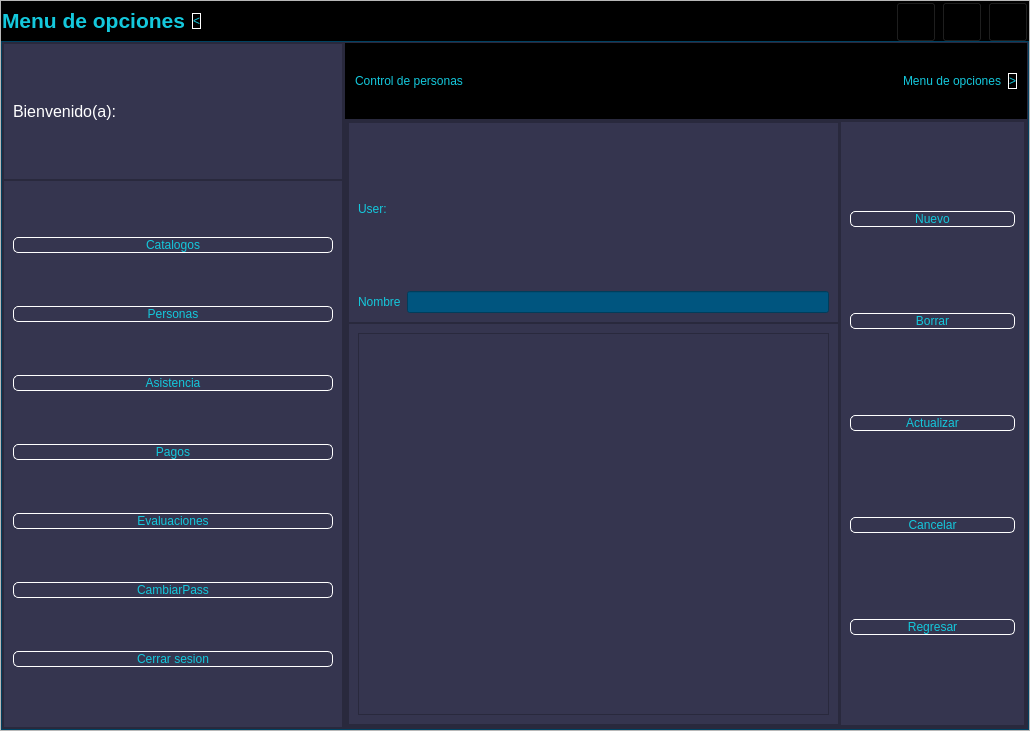
Before: the Qt Designer form PracticaC4_1/Gui/ControlWindows.ui in FaTeWendering/PracticaC4_1_admin_database, drawn with Qt 5.
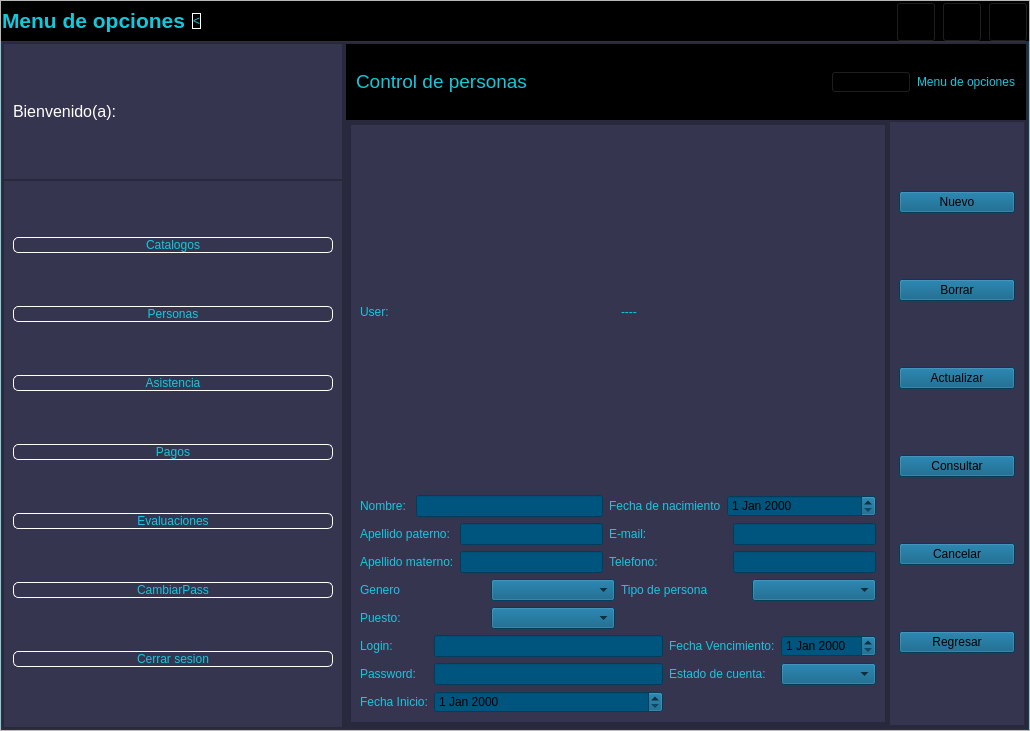
After: the same form once the commit is applied. The open tabs and pages were chosen to show the change. Icons and pictures are not drawn.

Commit message: Se añadio la pestaña de gestor de personas

Patch:
```diff
--- a/PracticaC4_1/Gui/ControlWindows.ui
+++ b/PracticaC4_1/Gui/ControlWindows.ui
@@ -574,75 +574,13 @@
                 </property>
                 <item>
                  <widget class="QFrame" name="frame_9">
-                  <property name="styleSheet">
-                   <string notr="true">background-color: rgb(0, 0, 0);</string>
-                  </property>
                   <property name="frameShape">
                    <enum>QFrame::StyledPanel</enum>
                   </property>
                   <property name="frameShadow">
                    <enum>QFrame::Raised</enum>
                   </property>
-                  <layout class="QHBoxLayout" name="horizontalLayout_4">
-                   <item>
-                    <widget class="QLabel" name="label_2">
-                     <property name="text">
-                      <string>Control de personas</string>
-                     </property>
-                    </widget>
-                   </item>
-                   <item>
-                    <spacer name="horizontalSpacer_5">
-                     <property name="orientation">
-                      <enum>Qt::Horizontal</enum>
-                     </property>
-                     <property name="sizeHint" stdset="0">
-                      <size>
-                       <width>239</width>
-                       <height>20</height>
-                      </size>
-                     </property>
-                    </spacer>
-                   </item>
-                   <item>
-                    <widget class="QLabel" name="label_3">
-                     <property name="text">
-                      <string>Menu de opciones</string>
-                     </property>
-                    </widget>
-                   </item>
-                   <item>
-                    <widget class="QPushButton" name="pushButton_7">
-                     <property name="styleSheet">
-                      <string notr="true">QPushButton{
-font: 87 12pt &quot;Arial Black&quot;;
-background-color:#000000ff;
-color: rgb(20, 200, 220);
-border-radius:5px;
-border: 1px solid white;
-}
-
-QPushButton:hover {
-    background-color: black;
-}</string>
-                     </property>
-                     <property name="text">
-                      <string>&gt;</string>
-                     </property>
-                    </widget>
-                   </item>
-                  </layout>
-                 </widget>
-                </item>
-                <item>
-                 <widget class="QFrame" name="frame_10">
-                  <property name="frameShape">
-                   <enum>QFrame::StyledPanel</enum>
-                  </property>
-                  <property name="frameShadow">
-                   <enum>QFrame::Raised</enum>
-                  </property>
-                  <layout class="QVBoxLayout" name="verticalLayout_8" stretch="0">
+                  <layout class="QVBoxLayout" name="verticalLayout_8" stretch="1,8">
                    <property name="spacing">
                     <number>0</number>
                    </property>
@@ -658,6 +596,55 @@
                    <property name="bottomMargin">
                     <number>0</number>
                    </property>
+                   <item>
+                    <widget class="QFrame" name="frame_10">
+                     <property name="styleSheet">
+                      <string notr="true">background-color: rgb(0, 0, 0);</string>
+                     </property>
+                     <property name="frameShape">
+                      <enum>QFrame::StyledPanel</enum>
+                     </property>
+                     <property name="frameShadow">
+                      <enum>QFrame::Raised</enum>
+                     </property>
+                     <layout class="QHBoxLayout" name="horizontalLayout_4">
+                      <item>
+                       <widget class="QLabel" name="label_2">
+                        <property name="text">
+                         <string>&lt;html&gt;&lt;head/&gt;&lt;body&gt;&lt;p&gt;&lt;span style=&quot; font-size:14pt;&quot;&gt;Control de personas&lt;/span&gt;&lt;/p&gt;&lt;/body&gt;&lt;/html&gt;</string>
+                        </property>
+                       </widget>
+                      </item>
+                      <item>
+                       <spacer name="horizontalSpacer_5">
+                        <property name="orientation">
+                         <enum>Qt::Horizontal</enum>
+                        </property>
+                        <property name="sizeHint" stdset="0">
+                         <size>
+                          <width>324</width>
+                          <height>20</height>
+                         </size>
+                        </property>
+                       </spacer>
+                      </item>
+                      <item>
+                       <widget class="QPushButton" name="pushButton_2">
+                        <property name="text">
+                         <string>&gt;</string>
+                        </property>
+                       </widget>
+                      </item>
+                      <item>
+                       <widget class="QLabel" name="label_3">
+                        <property name="text">
+                         <string>Menu de opciones</string>
+                        </property>
+                       </widget>
+                      </item>
+                     </layout>
+                    </widget>
+                   </item>
                    <item>
                     <widget class="QFrame" name="frame_11">
                      <property name="frameShape">
@@ -666,7 +653,7 @@
                      <property name="frameShadow">
                       <enum>QFrame::Raised</enum>
                      </property>
-                     <layout class="QHBoxLayout" name="horizontalLayout_5" stretch="8,3">
+                     <layout class="QHBoxLayout" name="horizontalLayout_5" stretch="8,2">
                       <property name="spacing">
                        <number>0</number>
                       </property>
@@ -690,7 +677,7 @@
                         <property name="frameShadow">
                          <enum>QFrame::Raised</enum>
                         </property>
-                        <layout class="QVBoxLayout" name="verticalLayout_11" stretch="4,8">
+                        <layout class="QHBoxLayout" name="horizontalLayout_8">
                          <property name="spacing">
                           <number>0</number>
                          </property>
@@ -707,51 +694,390 @@
                           <number>0</number>
                          </property>
                          <item>
-                          <widget class="QFrame" name="frame_18">
-                           <property name="frameShape">
-                            <enum>QFrame::StyledPanel</enum>
-                           </property>
-                           <property name="frameShadow">
-                            <enum>QFrame::Raised</enum>
-                           </property>
-                           <layout class="QVBoxLayout" name="verticalLayout_13">
-                            <item>
-                             <widget class="QLabel" name="label_4">
-                              <property name="text">
-                               <string>User:</string>
-                              </property>
-                             </widget>
-                            </item>
-                            <item>
-                             <layout class="QHBoxLayout" name="horizontalLayout_8">
-                              <item>
-                               <widget class="QLabel" name="label_5">
-                                <property name="text">
-                                 <string>Nombre</string>
+                          <widget class="QStackedWidget" name="stackedWidget_personas">
+                           <widget class="QWidget" name="personas_page_consulta">
+                            <layout class="QHBoxLayout" name="horizontalLayout_9">
+                             <property name="spacing">
+                              <number>0</number>
+                             </property>
+                             <property name="leftMargin">
+                              <number>0</number>
+                             </property>
+                             <property name="topMargin">
+                              <number>0</number>
+                             </property>
+                             <property name="rightMargin">
+                              <number>0</number>
+                             </property>
+                             <property name="bottomMargin">
+                              <number>0</number>
+                             </property>
+                             <item>
+                              <widget class="QFrame" name="frame_18">
+                               <property name="frameShape">
+                                <enum>QFrame::StyledPanel</enum>
+                               </property>
+                               <property name="frameShadow">
+                                <enum>QFrame::Raised</enum>
+                               </property>
+                               <layout class="QVBoxLayout" name="verticalLayout_12" stretch="1,8">
+                                <property name="spacing">
+                                 <number>0</number>
                                 </property>
-                               </widget>
-                              </item>
-                              <item>
-                               <widget class="QLineEdit" name="lineEdit"/>
-                              </item>
-                             </layout>
-                            </item>
-                           </layout>
-                          </widget>
-                         </item>
-                         <item>
-                          <widget class="QFrame" name="frame_19">
-                           <property name="frameShape">
-                            <enum>QFrame::StyledPanel</enum>
-                           </property>
-                           <property name="frameShadow">
-                            <enum>QFrame::Raised</enum>
-                           </property>
-                           <layout class="QHBoxLayout" name="horizontalLayout_9">
-                            <item>
-                             <widget class="QTableWidget" name="tableWidget"/>
-                            </item>
-                           </layout>
+                                <property name="leftMargin">
+                                 <number>0</number>
+                                </property>
+                                <property name="topMargin">
+                                 <number>0</number>
+                                </property>
+                                <property name="rightMargin">
+                                 <number>0</number>
+                                </property>
+                                <property name="bottomMargin">
+                                 <number>0</number>
+                                </property>
+                                <item>
+                                 <widget class="QFrame" name="frame_19">
+                                  <property name="frameShape">
+                                   <enum>QFrame::StyledPanel</enum>
+                                  </property>
+                                  <property name="frameShadow">
+                                   <enum>QFrame::Raised</enum>
+                                  </property>
+                                  <layout class="QHBoxLayout" name="horizontalLayout_27">
+                                   <item>
+                                    <widget class="QLabel" name="label_4">
+                                     <property name="text">
+                                      <string>Filtrar por nombre:</string>
+                                     </property>
+                                    </widget>
+                                   </item>
+                                   <item>
+                                    <widget class="QLineEdit" name="filtro_personas_nombre"/>
+                                   </item>
+                                   <item>
+                                    <spacer name="horizontalSpacer_8">
+                                     <property name="orientation">
+                                      <enum>Qt::Horizontal</enum>
+                                     </property>
+                                     <property name="sizeHint" stdset="0">
+                                      <size>
+                                       <width>58</width>
+                                       <height>20</height>
+                                      </size>
+                                     </property>
+                                    </spacer>
+                                   </item>
+                                   <item>
+                                    <widget class="QLabel" name="label_5">
+                                     <property name="text">
+                                      <string>Tipo de persona</string>
+                                     </property>
+                                    </widget>
+                                   </item>
+                                   <item>
+                                    <widget class="QComboBox" name="filtro_personas_tipo"/>
+                                   </item>
+                                  </layout>
+                                 </widget>
+                                </item>
+                                <item>
+                                 <widget class="QFrame" name="frame_28">
+                                  <property name="frameShape">
+                                   <enum>QFrame::StyledPanel</enum>
+                                  </property>
+                                  <property name="frameShadow">
+                                   <enum>QFrame::Raised</enum>
+                                  </property>
+                                  <layout class="QHBoxLayout" name="horizontalLayout_28">
+                                   <property name="spacing">
+                                    <number>0</number>
+                                   </property>
+                                   <property name="leftMargin">
+                                    <number>0</number>
+                                   </property>
+                                   <property name="topMargin">
+                                    <number>0</number>
+                                   </property>
+                                   <property name="rightMargin">
+                                    <number>0</number>
+                                   </property>
+                                   <property name="bottomMargin">
+                                    <number>0</number>
+                                   </property>
+                                   <item>
+                                    <widget class="QTableWidget" name="tabla_personas"/>
+                                   </item>
+                                  </layout>
+                                 </widget>
+                                </item>
+                               </layout>
+                              </widget>
+                             </item>
+                            </layout>
+                           </widget>
+                           <widget class="QWidget" name="personas_page_formulario">
+                            <layout class="QHBoxLayout" name="horizontalLayout_29">
+                             <property name="spacing">
+                              <number>0</number>
+                             </property>
+                             <property name="leftMargin">
+                              <number>0</number>
+                             </property>
+                             <property name="topMargin">
+                              <number>0</number>
+                             </property>
+                             <property name="rightMargin">
+                              <number>0</number>
+                             </property>
+                             <property name="bottomMargin">
+                              <number>0</number>
+                             </property>
+                             <item>
+                              <widget class="QFrame" name="frame_29">
+                               <property name="frameShape">
+                                <enum>QFrame::StyledPanel</enum>
+                               </property>
+                               <property name="frameShadow">
+                                <enum>QFrame::Raised</enum>
+                               </property>
+                               <layout class="QHBoxLayout" name="horizontalLayout_30">
+                                <property name="spacing">
+                                 <number>0</number>
+                                </property>
+                                <property name="leftMargin">
+                                 <number>0</number>
+                                </property>
+                                <property name="topMargin">
+                                 <number>0</number>
+                                </property>
+                                <property name="rightMargin">
+                                 <number>0</number>
+                                </property>
+                                <property name="bottomMargin">
+                                 <number>0</number>
+                                </property>
+                                <item>
+                                 <widget class="QScrollArea" name="scrollArea">
+                                  <property name="widgetResizable">
+                                   <bool>true</bool>
+                                  </property>
+                                  <widget class="QWidget" name="scrollAreaWidgetContents">
+                                   <property name="geometry">
+                                    <rect>
+                                     <x>0</x>
+                                     <y>0</y>
+                                     <width>536</width>
+                                     <height>599</height>
+                                    </rect>
+                                   </property>
+                                   <layout class="QHBoxLayout" name="horizontalLayout_31">
+                                    <property name="spacing">
+                                     <number>0</number>
+                                    </property>
+                                    <property name="leftMargin">
+                                     <number>0</number>
+                                    </property>
+                                    <property name="topMargin">
+                                     <number>0</number>
+                                    </property>
+                                    <property name="rightMargin">
+                                     <number>0</number>
+                                    </property>
+                                    <property name="bottomMargin">
+                                     <number>0</number>
+                                    </property>
+                                    <item>
+                                     <widget class="QFrame" name="frame_30">
+                                      <property name="frameShape">
+                                       <enum>QFrame::StyledPanel</enum>
+                                      </property>
+                                      <property name="frameShadow">
+                                       <enum>QFrame::Raised</enum>
+                                      </property>
+                                      <layout class="QVBoxLayout" name="verticalLayout_13">
+                                       <item>
+                                        <layout class="QHBoxLayout" name="horizontalLayout_32">
+                                         <item>
+                                          <widget class="QLabel" name="label_35">
+                                           <property name="text">
+                                            <string>User:</string>
+                                           </property>
+                                          </widget>
+                                         </item>
+                                         <item>
+                                          <widget class="QLabel" name="lbl_per_user_dinamico">
+                                           <property name="text">
+                                            <string>----</string>
+                                           </property>
+                                          </widget>
+                                         </item>
+                                        </layout>
+                                       </item>
+                                       <item>
+                                        <layout class="QGridLayout" name="gridLayout">
+                                         <item row="0" column="0">
+                                          <widget class="QLabel" name="label_21">
+                                           <property name="text">
+                                            <string>Nombre: </string>
+                                           </property>
+                                          </widget>
+                                         </item>
+                                         <item row="0" column="1" colspan="2">
+                                          <widget class="QLineEdit" name="txt_per_nombre"/>
+                                         </item>
+                                         <item row="0" column="3">
+                                          <widget class="QLabel" name="label_23">
+                                           <property name="text">
+                                            <string>Fecha de nacimiento</string>
+                                           </property>
+                                          </widget>
+                                         </item>
+                                         <item row="0" column="4" colspan="2">
+                                          <widget class="QDateEdit" name="date_per_fecnac"/>
+                                         </item>
+                                         <item row="1" column="0" colspan="2">
+                                          <widget class="QLabel" name="label_22">
+                                           <property name="text">
+                                            <string>Apellido paterno:</string>
+                                           </property>
+                                          </widget>
+                                         </item>
+                                         <item row="1" column="2">
+                                          <widget class="QLineEdit" name="txt_per_apepat"/>
+                                         </item>
+                                         <item row="1" column="3">
+                                          <widget class="QLabel" name="label_25">
+                                           <property name="text">
+                                            <string>E-mail:</string>
+                                           </property>
+                                          </widget>
+                                         </item>
+                                         <item row="1" column="5">
+                                          <widget class="QLineEdit" name="txt_per_email"/>
+                                         </item>
+                                         <item row="2" column="0" colspan="2">
+                                          <widget class="QLabel" name="label_24">
+                                           <property name="text">
+                                            <string>Apellido materno:</string>
+                                           </property>
+                                          </widget>
+                                         </item>
+                                         <item row="2" column="2">
+                                          <widget class="QLineEdit" name="txt_per_apemat"/>
+                                         </item>
+                                         <item row="2" column="3" colspan="2">
+                                          <widget class="QLabel" name="label_26">
+                                           <property name="text">
+                                            <string>Telefono:</string>
+                                           </property>
+                                          </widget>
+                                         </item>
+                                         <item row="2" column="5">
+                                          <widget class="QLineEdit" name="txt_per_telefono"/>
+                                         </item>
+                                        </layout>
+                                       </item>
+                                       <item>
+                                        <layout class="QGridLayout" name="gridLayout_2">
+                                         <item row="0" column="0">
+                                          <widget class="QLabel" name="label_27">
+                                           <property name="text">
+                                            <string>Genero</string>
+                                           </property>
+                                          </widget>
+                                         </item>
+                                         <item row="0" column="1">
+                                          <widget class="QComboBox" name="combo_per_genero"/>
+                                         </item>
+                                         <item row="0" column="2">
+                                          <widget class="QLabel" name="label_29">
+                                           <property name="text">
+                                            <string>Tipo de persona</string>
+                                           </property>
+                                          </widget>
+                                         </item>
+                                         <item row="0" column="3">
+                                          <widget class="QComboBox" name="combo_per_tipopersona"/>
+                                         </item>
+                                         <item row="1" column="0">
+                                          <widget class="QLabel" name="label_28">
+                                           <property name="text">
+                                            <string>Puesto:</string>
+                                           </property>
+                                          </widget>
+                                         </item>
+                                         <item row="1" column="1">
+                                          <widget class="QComboBox" name="combo_per_puesto"/>
+                                         </item>
+                                        </layout>
+                                       </item>
+                                       <item>
+                                        <layout class="QGridLayout" name="gridLayout_3">
+                                         <item row="0" column="0">
+                                          <widget class="QLabel" name="label_30">
+                                           <property name="text">
+                                            <string>Login:</string>
+                                           </property>
+                                          </widget>
+                                         </item>
+                                         <item row="0" column="1">
+                                          <widget class="QLineEdit" name="txt_per_login"/>
+                                         </item>
+                                         <item row="0" column="2">
+                                          <widget class="QLabel" name="label_33">
+                                           <property name="text">
+                                            <string>Fecha Vencimiento:</string>
+                                           </property>
+                                          </widget>
+                                         </item>
+                                         <item row="0" column="3">
+                                          <widget class="QDateEdit" name="date_per_fecven"/>
+                                         </item>
+                                         <item row="1" column="0">
+                                          <widget class="QLabel" name="label_31">
+                                           <property name="text">
+                                            <string>Password:</string>
+                                           </property>
+                                          </widget>
+                                         </item>
+                                         <item row="1" column="1">
+                                          <widget class="QLineEdit" name="txt_per_password"/>
+                                         </item>
+                                         <item row="1" column="2">
+                                          <widget class="QLabel" name="label_34">
+                                           <property name="text">
+                                            <string>Estado de cuenta:</string>
+                                           </property>
+                                          </widget>
+                                         </item>
+                                         <item row="1" column="3">
+                                          <widget class="QComboBox" name="combo_per_edocta"/>
+                                         </item>
+                                         <item row="2" column="0">
+                                          <widget class="QLabel" name="label_32">
+                                           <property name="text">
+                                            <string>Fecha Inicio:</string>
+                                           </property>
+                                          </widget>
+                                         </item>
+                                         <item row="2" column="1">
+                                          <widget class="QDateEdit" name="date_per_fecini"/>
+                                         </item>
+                                        </layout>
+                                       </item>
+                                      </layout>
+                                     </widget>
+                                    </item>
+                                   </layout>
+                                  </widget>
+                                 </widget>
+                                </item>
+                               </layout>
+                              </widget>
+                             </item>
+                            </layout>
+                           </widget>
                           </widget>
                          </item>
                         </layout>
@@ -759,59 +1085,50 @@
                       </item>
                       <item>
                        <widget class="QFrame" name="frame_13">
-                        <property name="styleSheet">
-                         <string notr="true">QFrame{
-background-color:rgb(53,53,79);
-}
-QPushButton{
-font: 87 12pt &quot;Arial Black&quot;;
-background-color:#000000ff;
-color: rgb(20, 200, 220);
-border-radius:5px;
-border: 1px solid white;
-}
-
-QPushButton:hover {
-    background-color: black;
-}</string>
-                        </property>
                         <property name="frameShape">
                          <enum>QFrame::StyledPanel</enum>
                         </property>
                         <property name="frameShadow">
                          <enum>QFrame::Raised</enum>
                         </property>
-                        <layout class="QVBoxLayout" name="verticalLayout_12">
+                        <layout class="QVBoxLayout" name="verticalLayout_11">
                          <item>
-                          <widget class="QPushButton" name="pushButton_2">
+                          <widget class="QPushButton" name="btn_per_nuevo">
                            <property name="text">
                             <string>Nuevo</string>
                            </property>
                           </widget>
                          </item>
                          <item>
-                          <widget class="QPushButton" name="pushButton_5">
+                          <widget class="QPushButton" name="btn_per_borrar">
                            <property name="text">
                             <string>Borrar</string>
                            </property>
                           </widget>
                          </item>
                          <item>
-                          <widget class="QPushButton" name="pushButton_6">
+                          <widget class="QPushButton" name="btn_per_actualizar">
                            <property name="text">
                             <string>Actualizar</string>
                            </property>
                           </widget>
                          </item>
                          <item>
-                          <widget class="QPushButton" name="pushButton_8">
+                          <widget class="QPushButton" name="btn_per_consultar">
+                           <property name="text">
+                            <string>Consultar</string>
+                           </property>
+                          </widget>
+                         </item>
+                         <item>
+                          <widget class="QPushButton" name="btn_per_cancelar">
                            <property name="text">
                             <string>Cancelar</string>
                            </property>
                           </widget>
                          </item>
                          <item>
-                          <widget class="QPushButton" name="pushButton_9">
+                          <widget class="QPushButton" name="btn_per_regresar">
                            <property name="text">
                             <string>Regresar</string>
                            </property>
```
Left out of the diff: 17 changed lines with no effect on the pictures. The commit also changes 6 other files.
